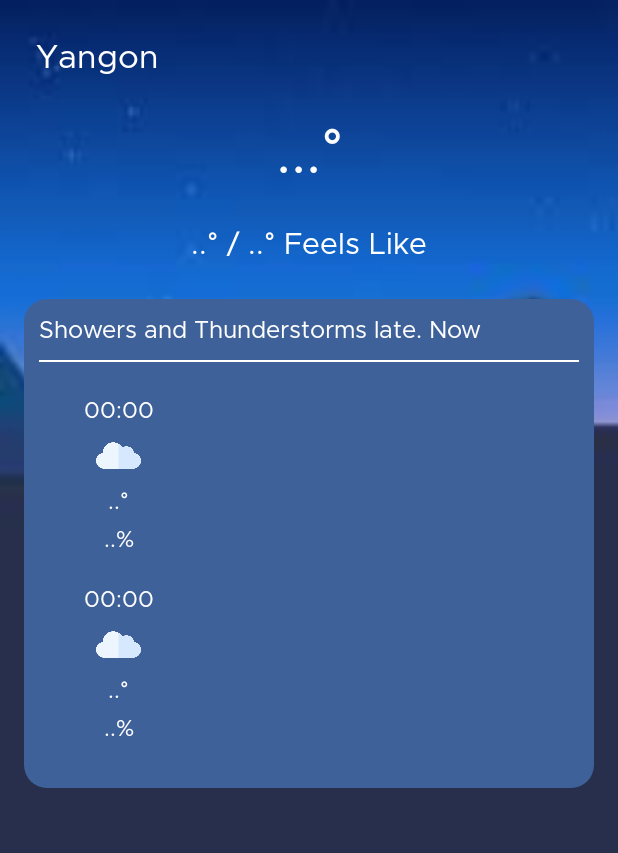
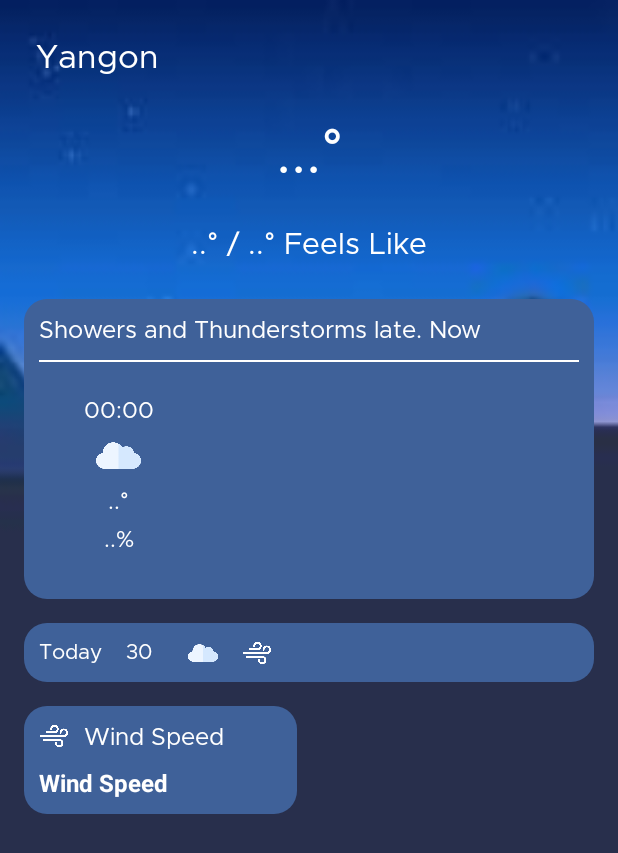
Before and after one commit to Aung-Thu-Khant/WeatherDemo, an Android app: the layout activity_main.xml on its own in the app's theme, with its tools: preview values and no code run, on a phone screen of 412 x 824 dp. Shown: the top 853 px of the screen. Run offline under Robolectric (Android 15) with nearby library versions, the phone set to English and light mode, and no system bars.

Commit message:
weather client

```diff
--- a/app/src/main/java/com/example/weatherdemo/MainActivity.kt
+++ b/app/src/main/java/com/example/weatherdemo/MainActivity.kt
@@ -14,8 +14,10 @@ import androidx.core.view.ViewCompat
 import androidx.core.view.WindowInsetsCompat
 import androidx.recyclerview.widget.LinearLayoutManager
 import com.example.weatherdemo.adapter.MyHourlyAdapter
+import com.example.weatherdemo.adapter.MyWeeklyAdapter
 import com.example.weatherdemo.databinding.ActivityMainBinding
 import com.example.weatherdemo.model.MyHourly
+import com.example.weatherdemo.model.MyWeekly
 import com.example.weatherdemo.model.Weather
 import com.example.weatherdemo.network.ApiInterface
 import com.google.android.gms.location.FusedLocationProviderClient
@@ -32,6 +34,7 @@ class MainActivity : AppCompatActivity() {
     private lateinit var binding: ActivityMainBinding
     private lateinit var fusedLocationClient: FusedLocationProviderClient
     private lateinit var hrList: ArrayList<MyHourly>
+    private lateinit var wkList: ArrayList<MyWeekly>
 
     private val requestPermissionLauncher =
         registerForActivityResult(ActivityResultContracts.RequestPermission()) { isGranted: Boolean ->
@@ -95,6 +98,7 @@ class MainActivity : AppCompatActivity() {
 
     fun fetchWeatherData(){
         hrList = arrayListOf()
+        wkList = arrayListOf()
         // Step 1 Create Retrofit
         val retrofit = Retrofit.Builder()
             .baseUrl("https://api.open-meteo.com/" ) // Replace with your API base URL
@@ -129,18 +133,36 @@ class MainActivity : AppCompatActivity() {
                         val minTmp = weather.daily.temperature_2m_min[0].toString()
                         binding.txtCurrentMaxMin.text = "$maxTmp° / $minTmp° Feels like $todayTemperature°"
 
+                        //Wind Speed
+                        val windSpeed = weather.current.wind_speed_10m.toString() + weather.current_units.wind_speed_10m.toString()
+                        binding.txtWindSpeed.text = windSpeed
+
                         for(i in 0..23){
                             val time = weather.hourly.time[i].substringAfter("T")
                             val tmp = weather.hourly.temperature_2m[i].toString() + weather.hourly_units.temperature_2m
                             val rain = weather.hourly.rain[i].toString()
                             val hourlyData = MyHourly(time, tmp, rain)
                             hrList.add(hourlyData)
+
+                            if( i <= 6){
+                                var wkDate = weather.daily.time[i].toString()
+                                var wkRain = weather.daily.rain_sum[i].toString()
+                                var wkMaxTmp = weather.daily.temperature_2m_max[i].toString()
+                                var wkMinTmp = weather.daily.temperature_2m_min[i].toString()
+                                val wkData = MyWeekly(wkDate, wkMaxTmp, wkMinTmp, wkRain)
+                                wkList.add(wkData)
+                            }
+
+
                         }
                         // Update RecyclerView adapter
                         val adapter = MyHourlyAdapter(this@MainActivity, hrList)
+                        val wkAdapter = MyWeeklyAdapter(this@MainActivity, wkList)
                         runOnUiThread {
                             binding.rvHourly.layoutManager = LinearLayoutManager(this@MainActivity, LinearLayoutManager.HORIZONTAL, false)
                             binding.rvHourly.adapter = adapter
+                            binding.rvWeekly.layoutManager = LinearLayoutManager(this@MainActivity, LinearLayoutManager.VERTICAL, false)
+                            binding.rvWeekly.adapter = wkAdapter
                         }
 
 
--- /dev/null
+++ b/app/src/main/java/com/example/weatherdemo/adapter/MyWeeklyAdapter.kt
@@ -0,0 +1,60 @@
+package com.example.weatherdemo.adapter
+
+import android.content.Context
+import android.view.View
+import android.view.ViewGroup
+import android.widget.TextView
+import androidx.recyclerview.widget.RecyclerView
+import com.example.weatherdemo.R
+import com.example.weatherdemo.model.MyHourly
+import com.example.weatherdemo.model.MyWeekly
+import java.text.SimpleDateFormat
+import java.util.Date
+import java.util.Locale
+import kotlin.collections.get
+import kotlin.toString
+
+class MyWeeklyAdapter (context: Context, wkList: List<MyWeekly>): RecyclerView.Adapter<MyWeeklyAdapter.MyWeeklyViewHolder>() {
+    var context: Context = context
+    var wkList: List<MyWeekly> = wkList
+    inner class MyWeeklyViewHolder(itemView: View): RecyclerView.ViewHolder(itemView) {
+        var txttime = itemView.findViewById<TextView>(R.id.txtDate)
+        var txtMaxTmp = itemView.findViewById<TextView>(R.id.txtMaxTmp)
+        var txtMinTmp = itemView.findViewById<TextView>(R.id.txtMinTmp)
+        var txtRain = itemView.findViewById<TextView>(R.id.txtRain)
+    }
+
+    override fun onCreateViewHolder(
+        parent: ViewGroup,
+        viewType: Int
+    ): MyWeeklyAdapter.MyWeeklyViewHolder {
+        val itemView = View.inflate(parent.context,R.layout.weekly_item, null)
+        return MyWeeklyViewHolder(itemView)
+    }
+
+    override fun onBindViewHolder(
+        holder: MyWeeklyAdapter.MyWeeklyViewHolder,
+        position: Int
+    ) {
+        val wkItem = wkList[position]
+        val dateFormat = SimpleDateFormat("yyyy-MM-dd", Locale.getDefault())
+        val dayFormat = SimpleDateFormat("EEEE", Locale.getDefault())
+        val currentDate = dateFormat.format(Date())
+
+        val dayText = if (wkItem.time == currentDate) {
+            "Today"
+        } else {
+            val date = dateFormat.parse(wkItem.time)
+            dayFormat.format(date ?: Date())
+        }
+
+        holder.txttime.text = dayText
+        holder.txtMaxTmp.text = wkItem.tmpMax.toString() + "°C"
+        holder.txtMinTmp.text = wkItem.tmpMin.toString() + "°C"
+        holder.txtRain.text = wkItem.rainSum.toString() + "%"
+    }
+
+    override fun getItemCount(): Int {
+        return  wkList.size
+    }
+}
--- /dev/null
+++ b/app/src/main/java/com/example/weatherdemo/model/MyWeekly.kt
@@ -0,0 +1,8 @@
+package com.example.weatherdemo.model
+
+data class MyWeekly(
+    val time: String,
+    val tmpMax: String,
+    val tmpMin: String,
+    val rainSum: String
+)
--- a/app/src/main/res/layout/activity_main.xml
+++ b/app/src/main/res/layout/activity_main.xml
@@ -1,12 +1,16 @@
 <?xml version="1.0" encoding="utf-8"?>
-<androidx.constraintlayout.widget.ConstraintLayout xmlns:android="http://schemas.android.com/apk/res/android"
+<ScrollView xmlns:android="http://schemas.android.com/apk/res/android"
     xmlns:app="http://schemas.android.com/apk/res-auto"
     xmlns:tools="http://schemas.android.com/tools"
-    android:id="@+id/main"
     android:layout_width="match_parent"
     android:layout_height="match_parent"
     android:background="@drawable/weather_bg"
     tools:context=".MainActivity">
+
+    <androidx.constraintlayout.widget.ConstraintLayout
+        android:id="@+id/main"
+        android:layout_width="match_parent"
+        android:layout_height="match_parent">
 
 
         <TextView
@@ -27,10 +31,10 @@
             android:layout_width="wrap_content"
             android:layout_height="wrap_content"
             android:layout_marginTop="24dp"
+            android:fontFamily="@font/metropolis_regular"
             android:text="...°"
             android:textColor="@color/white"
             android:textSize="40sp"
-        android:fontFamily="@font/metropolis_regular"
             app:layout_constraintEnd_toEndOf="parent"
             app:layout_constraintStart_toStartOf="parent"
             app:layout_constraintTop_toBottomOf="@+id/txtTownShip" />
@@ -40,22 +44,23 @@
             android:layout_width="wrap_content"
             android:layout_height="wrap_content"
             android:layout_marginTop="24dp"
+            android:fontFamily="@font/metropolis_regular"
             android:text="..° / ..° Feels Like"
             android:textColor="@color/white"
             android:textSize="20sp"
-        android:fontFamily="@font/metropolis_regular"
             app:layout_constraintEnd_toEndOf="parent"
             app:layout_constraintStart_toStartOf="parent"
             app:layout_constraintTop_toBottomOf="@+id/txtCurrentTemp" />
 
         <RelativeLayout
+            android:id="@+id/relativeLayout"
             android:layout_width="0dp"
             android:layout_height="wrap_content"
             android:layout_marginStart="16dp"
             android:layout_marginTop="24dp"
             android:layout_marginEnd="16dp"
+            android:background="@drawable/card_hourly_bg"
             android:padding="10dp"
-        android:background="@drawable/card_hourly_bg"
             app:layout_constraintEnd_toEndOf="parent"
             app:layout_constraintStart_toStartOf="parent"
             app:layout_constraintTop_toBottomOf="@+id/txtCurrentMaxMin">
@@ -64,27 +69,97 @@
                 android:id="@+id/txtHrTitle"
                 android:layout_width="wrap_content"
                 android:layout_height="wrap_content"
-            android:textSize="16sp"
+                android:fontFamily="@font/metropolis_regular"
+                android:text="Showers and Thunderstorms late. Now"
                 android:textColor="@color/white"
-            android:fontFamily="@font/metropolis_regular"
-            android:text="Showers and Thunderstorms late. Now"/>
+                android:textSize="16sp" />
+
             <View
                 android:id="@+id/vHr"
                 android:layout_width="match_parent"
                 android:layout_height="1dp"
                 android:layout_below="@+id/txtHrTitle"
                 android:layout_marginTop="10dp"
-            android:background="@color/white"/>
+                android:background="@color/white" />
+
             <androidx.recyclerview.widget.RecyclerView
                 android:id="@+id/rvHourly"
+                android:layout_width="match_parent"
+                android:layout_height="wrap_content"
+                android:layout_below="@+id/vHr"
                 android:layout_marginTop="12dp"
                 android:layout_marginBottom="10dp"
+                android:orientation="horizontal"
+                tools:itemCount="1"
+                tools:listitem="@layout/hourly_item" />
+
+        </RelativeLayout>
+
+        <RelativeLayout
+            android:id="@+id/relativeLayout3"
+            android:layout_width="0dp"
+            android:layout_height="wrap_content"
+            android:layout_marginTop="16dp"
+            android:background="@drawable/card_hourly_bg"
+            app:layout_constraintEnd_toEndOf="@+id/relativeLayout"
+            app:layout_constraintStart_toStartOf="@+id/relativeLayout"
+            app:layout_constraintTop_toBottomOf="@+id/relativeLayout">
+
+            <androidx.recyclerview.widget.RecyclerView
+                android:id="@+id/rvWeekly"
                 android:layout_width="match_parent"
                 android:layout_height="wrap_content"
-            android:orientation="horizontal"
-            tools:listitem="@layout/hourly_item"
-            tools:itemCount="2"
-            android:layout_below="@+id/vHr"/>
+                android:orientation="vertical"
+                tools:itemCount="1"
+                tools:listitem="@layout/weekly_item" />
+        </RelativeLayout>
 
+
+        <androidx.constraintlayout.widget.Guideline
+            android:id="@+id/guideline"
+            android:layout_width="wrap_content"
+            android:layout_height="wrap_content"
+            android:orientation="vertical"
+            app:layout_constraintGuide_percent="0.5" />
+
+        <RelativeLayout
+            android:layout_width="0dp"
+            android:layout_height="wrap_content"
+            android:layout_marginTop="16dp"
+            android:layout_marginEnd="8dp"
+            android:padding="10dp"
+            android:background="@drawable/card_hourly_bg"
+            app:layout_constraintEnd_toStartOf="@+id/guideline"
+            app:layout_constraintStart_toStartOf="@+id/relativeLayout3"
+            app:layout_constraintTop_toBottomOf="@+id/relativeLayout3">
+
+            <ImageView
+                android:id="@+id/imageView5"
+                android:layout_width="20dp"
+                android:layout_height="20dp"
+                app:srcCompat="@drawable/windy" />
+            <TextView
+                android:layout_width="wrap_content"
+                android:layout_height="wrap_content"
+                android:layout_toRightOf="@+id/imageView5"
+                android:layout_alignTop="@+id/imageView5"
+                android:layout_alignBottom="@+id/imageView5"
+                android:text="Wind Speed"
+                android:textSize="16sp"
+                android:textColor="@color/white"
+                android:layout_marginLeft="10dp"
+                android:fontFamily="@font/metropolis_regular"/>
+            <TextView
+                android:id="@+id/txtWindSpeed"
+                android:layout_width="wrap_content"
+                android:layout_height="wrap_content"
+                android:layout_below="@+id/imageView5"
+                android:layout_alignLeft="@+id/imageView5"
+                android:layout_marginTop="10dp"
+                android:text="Wind Speed"
+                android:textStyle="bold"
+                android:textSize="16sp"
+                android:textColor="@color/white"/>
         </RelativeLayout>
     </androidx.constraintlayout.widget.ConstraintLayout>
+</ScrollView>
--- /dev/null
+++ b/app/src/main/res/layout/weekly_item.xml
@@ -0,0 +1,81 @@
+<?xml version="1.0" encoding="utf-8"?>
+<androidx.constraintlayout.widget.ConstraintLayout xmlns:android="http://schemas.android.com/apk/res/android"
+    xmlns:app="http://schemas.android.com/apk/res-auto"
+    xmlns:tools="http://schemas.android.com/tools"
+    android:layout_width="match_parent"
+    android:layout_height="wrap_content"
+    android:padding="10dp">
+
+    <TextView
+        android:id="@+id/txtDate"
+        android:layout_width="wrap_content"
+        android:layout_height="wrap_content"
+        android:fontFamily="@font/metropolis_regular"
+        android:text="Today"
+        android:textColor="@color/white"
+        android:textSize="14sp"
+        app:layout_constraintStart_toStartOf="parent"
+        app:layout_constraintTop_toTopOf="parent" />
+
+    <TextView
+        android:id="@+id/txtRain"
+        android:layout_width="wrap_content"
+        android:layout_height="wrap_content"
+        android:layout_marginStart="16dp"
+        android:fontFamily="@font/metropolis_regular"
+        android:textColor="@color/white"
+        android:gravity="end"
+        android:textSize="14sp"
+        android:text="30"
+        app:layout_constraintBottom_toBottomOf="@+id/txtDate"
+        app:layout_constraintStart_toEndOf="@+id/txtDate"
+        app:layout_constraintTop_toTopOf="@+id/txtDate" />
+
+    <ImageView
+        android:id="@+id/imageView3"
+        android:layout_width="20dp"
+        android:layout_height="20dp"
+        android:layout_marginStart="24dp"
+        app:layout_constraintBottom_toBottomOf="@+id/txtRain"
+        app:layout_constraintStart_toEndOf="@+id/txtRain"
+        app:layout_constraintTop_toTopOf="@+id/txtRain"
+        app:srcCompat="@drawable/cloud" />
+
+    <ImageView
+        android:id="@+id/imageView4"
+        android:layout_width="20dp"
+        android:layout_height="20dp"
+        android:layout_marginStart="16dp"
+        app:layout_constraintBottom_toBottomOf="@+id/imageView3"
+        app:layout_constraintStart_toEndOf="@+id/imageView3"
+        app:layout_constraintTop_toTopOf="@+id/imageView3"
+        app:srcCompat="@drawable/windy" />
+
+    <TextView
+        android:id="@+id/txtMaxTmp"
+        android:layout_width="wrap_content"
+        android:layout_height="wrap_content"
+        android:layout_marginStart="16dp"
+        android:text=""
+        android:fontFamily="@font/metropolis_regular"
+        android:textColor="@color/white"
+        android:textSize="14sp"
+        app:layout_constraintBottom_toBottomOf="@+id/imageView4"
+        app:layout_constraintStart_toEndOf="@+id/imageView4"
+        app:layout_constraintTop_toTopOf="@+id/imageView4" />
+
+    <TextView
+        android:id="@+id/txtMinTmp"
+        android:layout_width="wrap_content"
+        android:layout_height="wrap_content"
+        android:layout_marginStart="16dp"
+        android:text=""
+        android:textSize="14sp"
+        android:fontFamily="@font/metropolis_regular"
+        android:textColor="@color/white"
+        app:layout_constraintBottom_toBottomOf="@+id/txtMaxTmp"
+        app:layout_constraintStart_toEndOf="@+id/txtMaxTmp"
+        app:layout_constraintTop_toTopOf="@+id/txtMaxTmp" />
+
+
+</androidx.constraintlayout.widget.ConstraintLayout>
```
Also changed, not shown: app/src/main/res/drawable/windy.png (added). Lines whose indentation alone changed are shown as unchanged.
